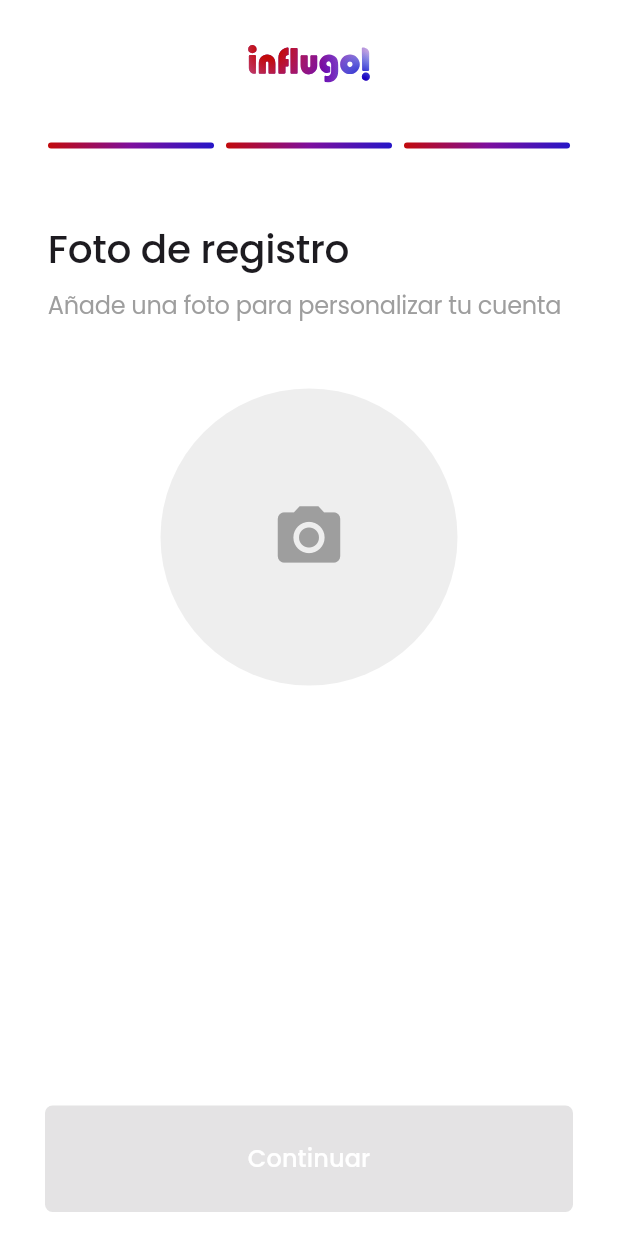
After one commit to Influgo/frontend_mobile_app_flutter, a Flutter app: the RegisterPage screen opened by its route, swiped to page 4, on a phone screen of 412 x 824 dp. The commit adds this screen. Run offline on Flutter 3.47's test engine with Material 3 defaults, Android fonts, the light colour scheme and no system bars; our stand-ins replace flutter_svg, image_picker.

Commit message:
feat: add entrepeneur register (step 2, 3 & 4)

```diff
--- a/lib/features/authentication/presentation/pages/register_page.dart
+++ b/lib/features/authentication/presentation/pages/register_page.dart
@@ -2,6 +2,8 @@ import 'package:flutter/material.dart';
 import 'select_profile_page.dart';
 import 'step1_entrepreneur_register_page.dart';
 import 'step2_entrepreneur_register_page.dart';
+import 'step3_entrepreneur_register_page.dart';
+import 'step4_terms_conditions.dart';
 
 class RegisterPage extends StatefulWidget {
   const RegisterPage({super.key});
@@ -10,7 +12,6 @@ class RegisterPage extends StatefulWidget {
     final state = context.findAncestorStateOfType<_RegisterPageState>();
     state?._nextStep();
   }
-
   @override
   State<RegisterPage> createState() => _RegisterPageState();
 }
@@ -28,6 +29,8 @@ class _RegisterPageState extends State<RegisterPage> {
       SelectProfilePage(onNextStep: _nextStep),
       const Step1EntrepreneurRegisterPage(),
       const Step2EntrepreneurRegisterPage(),
+      const Step3EntrepreneurRegisterPage(),
+      const Step4TermsConditionsPage(),
     ];
   }
 
--- a/lib/features/authentication/presentation/pages/step2_entrepreneur_register_page.dart
+++ b/lib/features/authentication/presentation/pages/step2_entrepreneur_register_page.dart
@@ -1,5 +1,6 @@
 import 'package:flutter/material.dart';
 import 'package:flutter_svg/flutter_svg.dart';
+import 'package:frontend_mobile_app_flutter/features/authentication/presentation/pages/register_page.dart';
 import '../widgets/custom_text_field.dart';
 
 class Step2EntrepreneurRegisterPage extends StatefulWidget {
@@ -215,7 +216,7 @@ class _Step2EntrepreneurRegisterPageState extends State<Step2EntrepreneurRegiste
                 shape: RoundedRectangleBorder(borderRadius: BorderRadius.circular(5)),
               ),
               onPressed: () {
-                // next
+                RegisterPage.goToNextStep(context);
               },
               child: const Text(
                 'Continuar',
--- /dev/null
+++ b/lib/features/authentication/presentation/pages/step3_entrepreneur_register_page.dart
@@ -0,0 +1,264 @@
+import 'package:flutter/material.dart';
+import 'package:flutter_svg/flutter_svg.dart';
+import 'package:image_picker/image_picker.dart';
+import 'dart:io';
+import 'package:flutter/foundation.dart';
+import 'package:frontend_mobile_app_flutter/features/authentication/presentation/pages/register_page.dart';
+
+class Step3EntrepreneurRegisterPage extends StatefulWidget {
+  const Step3EntrepreneurRegisterPage({super.key});
+
+  @override
+  State<Step3EntrepreneurRegisterPage> createState() =>
+      _Step3EntrepreneurRegisterPageState();
+}
+
+class _Step3EntrepreneurRegisterPageState
+    extends State<Step3EntrepreneurRegisterPage> {
+  File? _selectedImage;
+  String? _webImagePath;
+  final ImagePicker _picker = ImagePicker();
+
+  Future<void> _pickImage() async {
+    final XFile? pickedFile =
+        await _picker.pickImage(source: ImageSource.gallery);
+
+    if (pickedFile != null) {
+      setState(() {
+        if (kIsWeb) {
+          _webImagePath = pickedFile.path;
+        } else {
+          _selectedImage = File(pickedFile.path);
+        }
+      });
+    }
+  }
+
+  Future<void> _takePhoto() async {
+    if (!kIsWeb) {
+      final XFile? photo =
+          await _picker.pickImage(source: ImageSource.camera);
+
+      if (photo != null) {
+        setState(() {
+          _selectedImage = File(photo.path);
+        });
+      }
+    } else {
+      ScaffoldMessenger.of(context).showSnackBar(
+        const SnackBar(
+          content: Text('Capturar fotos no está disponible en Flutter Web.'),
+        ),
+      );
+    }
+  }
+
+  @override
+  Widget build(BuildContext context) {
+    double circleSize = MediaQuery.of(context).size.width * 0.5;
+
+    return Scaffold(
+      backgroundColor: Colors.white,
+      body: Stack(
+        children: [
+          Padding(
+            padding: const EdgeInsets.only(top: 30, left: 16, right: 16),
+            child: Column(
+              children: [
+                Row(
+                  children: [
+                    const Spacer(),
+                    SvgPicture.asset(
+                      'assets/images/influyo_logo.svg',
+                      height: 25,
+                    ),
+                    const Spacer(),
+                  ],
+                ),
+                Padding(
+                  padding: const EdgeInsets.symmetric(horizontal: 16.0, vertical: 40),
+                  child: Row(
+                    children: [
+                      Expanded(
+                        child: Container(
+                          height: 4,
+                          decoration: const BoxDecoration(
+                            gradient: LinearGradient(
+                              colors: [
+                                Color(0xFFC20B0C),
+                                Color(0xFF7E0F9D),
+                                Color(0xFF2616C7),
+                              ],
+                              begin: Alignment.topLeft,
+                              end: Alignment.bottomRight,
+                            ),
+                            borderRadius: BorderRadius.all(Radius.circular(2)),
+                          ),
+                        ),
+                      ),
+                      const SizedBox(width: 8),
+                      Expanded(
+                        child: Container(
+                          height: 4,
+                          decoration: const BoxDecoration(
+                            gradient: LinearGradient(
+                              colors: [
+                                Color(0xFFC20B0C),
+                                Color(0xFF7E0F9D),
+                                Color(0xFF2616C7),
+                              ],
+                              begin: Alignment.topLeft,
+                              end: Alignment.bottomRight,
+                            ),
+                            borderRadius: BorderRadius.all(Radius.circular(2)),
+                          ),
+                        ),
+                      ),
+                      const SizedBox(width: 8),
+                      Expanded(
+                        child: Container(
+                          height: 4,
+                          decoration: const BoxDecoration(
+                            gradient: LinearGradient(
+                              colors: [
+                                Color(0xFFC20B0C),
+                                Color(0xFF7E0F9D),
+                                Color(0xFF2616C7),
+                              ],
+                              begin: Alignment.topLeft,
+                              end: Alignment.bottomRight,
+                            ),
+                            borderRadius: BorderRadius.all(Radius.circular(2)),
+                          ),
+                        ),
+                      ),
+                    ],
+                  ),
+                ),
+                const Padding(
+                  padding: EdgeInsets.symmetric(horizontal: 16.0, vertical: 8.0),
+                  child: Align(
+                    alignment: Alignment.centerLeft,
+                    child: Text(
+                      'Foto de registro',
+                      style: TextStyle(fontSize: 26, fontWeight: FontWeight.w500),
+                    ),
+                  ),
+                ),
+                const Padding(
+                  padding: EdgeInsets.symmetric(horizontal: 16.0),
+                  child: Align(
+                    alignment: Alignment.centerLeft,
+                    child: Text(
+                      'Añade una foto para personalizar tu cuenta',
+                      style: TextStyle(fontSize: 16, color: Colors.grey),
+                    ),
+                  ),
+                ),
+                const SizedBox(height: 32),
+                GestureDetector(
+                  onTap: _pickImage,
+                  child: Container(
+                    width: circleSize + 16,
+                    height: circleSize + 16,
+                    decoration: BoxDecoration(
+                      shape: BoxShape.circle,
+                      color: (_selectedImage != null || _webImagePath != null)
+                          ? Color(0xFF48BA79)
+                          : Colors.transparent,
+                    ),
+                    child: Center(
+                      child: Container(
+                        width: circleSize +8,
+                        height: circleSize +8,
+                        decoration: BoxDecoration(
+                          shape: BoxShape.circle,
+                          color: Colors.white,
+                        ),
+                        child: Center(
+                          child: Container(
+                            width: circleSize - 8,
+                            height: circleSize - 8,
+                            decoration: BoxDecoration(
+                              shape: BoxShape.circle,
+                              color: Colors.grey[200],
+                            ),
+                            child: (_selectedImage == null && _webImagePath == null)
+                                ? const Icon(Icons.camera_alt, size: 50, color: Colors.grey)
+                                : ClipOval(
+                                    child: kIsWeb
+                                        ? Image.network(
+                                            _webImagePath!,
+                                            fit: BoxFit.cover,
+                                            width: circleSize - 8,
+                                            height: circleSize - 8,
+                                          )
+                                        : Image.file(
+                                            _selectedImage!,
+                                            fit: BoxFit.cover,
+                                            width: circleSize - 8,
+                                            height: circleSize - 8,
+                                          ),
+                                  ),
+                          ),
+                        ),
+                      ),
+                    ),
+                  ),
+                ),
+              ],
+            ),
+          ),
+          if (_selectedImage != null || _webImagePath != null)
+          Positioned(
+            bottom: 85,
+            left: 30,
+            right: 30,
+            child: OutlinedButton(
+              style: OutlinedButton.styleFrom(
+                padding: const EdgeInsets.symmetric(vertical: 24),
+                side: const BorderSide(color: Colors.black, width: 2),
+                shape: RoundedRectangleBorder(
+                  borderRadius: BorderRadius.circular(5),
+                ),
+              ),
+              onPressed: () {
+                _pickImage();
+              },
+              child: const Text(
+                'Tomar otra foto',
+                style: TextStyle(color: Colors.black, fontSize: 16),
+              ),
+            ),
+          ),
+        Positioned(
+          bottom: 16,
+          left: 30,
+          right: 30,
+          child: ElevatedButton(
+            style: ElevatedButton.styleFrom(
+              backgroundColor: (_selectedImage == null && _webImagePath == null)
+                  ? Colors.grey
+                  : const Color(0xFF222222),
+              padding: const EdgeInsets.symmetric(vertical: 24),
+              shape: RoundedRectangleBorder(
+                borderRadius: BorderRadius.circular(5),
+              ),
+            ),
+            onPressed: (_selectedImage != null || _webImagePath != null)
+                ? () {
+                    RegisterPage.goToNextStep(context);
+                  }
+                : null,
+            child: const Text(
+              'Continuar',
+              style: TextStyle(color: Colors.white, fontSize: 16),
+            ),
+          ),
+        ),
+
+        ],
+      ),
+    );
+  }
+}
--- a/pubspec.yaml
+++ b/pubspec.yaml
@@ -13,6 +13,7 @@ dependencies:
     sdk: flutter
   cupertino_icons: ^1.0.8
   flutter_svg: ^2.0.7
+  image_picker: ^0.8.6+1
 
 dev_dependencies:
   flutter_test:
```
Also changed, not shown: lib/features/authentication/presentation/pages/step4_terms_conditions.dart (added, +164 -0 lines), pubspec.lock, 5 other files.
